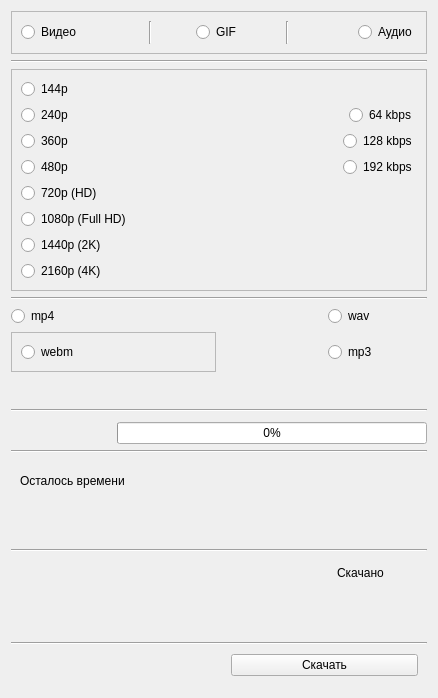
Above: formats.ui from xvideosman228/YoutubeVideoDownloader before the change. Below: the same form after it.
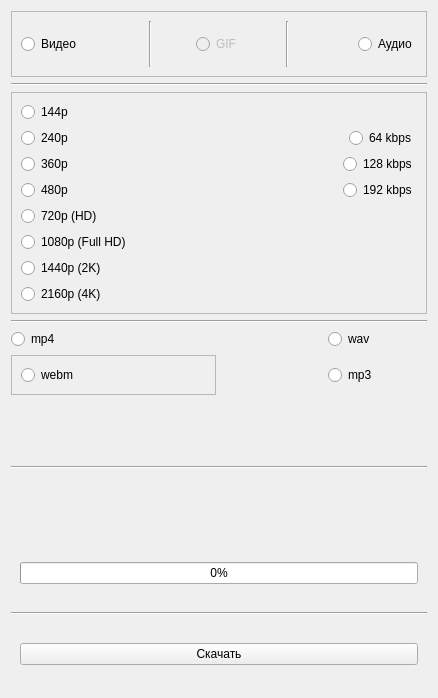
That is the form after the change.

What changed in the file:
```diff
--- a/formats.ui
+++ b/formats.ui
@@ -14,7 +14,21 @@
    <string>Форматы</string>
   </property>
   <layout class="QGridLayout" name="gridLayout">
-   <item row="13" column="2" colspan="2">
+   <item row="6" column="0" rowspan="2" colspan="4">
+    <widget class="Line" name="line">
+     <property name="orientation">
+      <enum>Qt::Orientation::Horizontal</enum>
+     </property>
+    </widget>
+   </item>
+   <item row="5" column="3">
+    <widget class="QRadioButton" name="radioMP3">
+     <property name="text">
+      <string>mp3</string>
+     </property>
+    </widget>
+   </item>
+   <item row="12" column="0" colspan="4">
     <widget class="QWidget" name="widget_4" native="true">
      <layout class="QGridLayout" name="gridLayout_3">
       <item row="0" column="0">
@@ -27,13 +41,6 @@
      </layout>
     </widget>
    </item>
-   <item row="7" column="1" colspan="3">
-    <widget class="QProgressBar" name="progressBar">
-     <property name="value">
-      <number>0</number>
-     </property>
-    </widget>
-   </item>
    <item row="0" column="0" colspan="4">
     <widget class="QFrame" name="typeFrame">
      <property name="frameShape">
@@ -59,6 +66,9 @@
       </item>
       <item alignment="Qt::AlignmentFlag::AlignHCenter">
        <widget class="QRadioButton" name="gifRadioButton">
+        <property name="enabled">
+         <bool>false</bool>
+        </property>
         <property name="text">
          <string>GIF</string>
         </property>
@@ -99,74 +109,6 @@
      </layout>
     </widget>
    </item>
-   <item row="1" column="0" colspan="4">
-    <widget class="Line" name="line_4">
-     <property name="orientation">
-      <enum>Qt::Orientation::Horizontal</enum>
-     </property>
-    </widget>
-   </item>
-   <item row="9" column="0" colspan="4">
-    <widget class="QWidget" name="widget" native="true">
-     <layout class="QHBoxLayout" name="horizontalLayout">
-      <item>
-       <widget class="QLabel" name="labelTimeLeft">
-        <property name="text">
-         <string>Осталось времени</string>
-        </property>
-       </widget>
-      </item>
-      <item>
-       <widget class="QLabel" name="timeLeft">
-        <property name="text">
-         <string/>
-        </property>
-       </widget>
-      </item>
-     </layout>
-    </widget>
-   </item>
-   <item row="11" column="3">
-    <widget class="QWidget" name="widget" native="true">
-     <layout class="QHBoxLayout" name="horizontalLayout_3">
-      <item>
-       <widget class="QLabel" name="labelDownload">
-        <property name="text">
-         <string>Скачано</string>
-        </property>
-       </widget>
-      </item>
-      <item>
-       <widget class="QLabel" name="downloaded">
-        <property name="text">
-         <string/>
-        </property>
-       </widget>
-      </item>
-     </layout>
-    </widget>
-   </item>
-   <item row="12" column="0" rowspan="2" colspan="4">
-    <widget class="Line" name="line_7">
-     <property name="orientation">
-      <enum>Qt::Orientation::Horizontal</enum>
-     </property>
-    </widget>
-   </item>
-   <item row="8" column="0" colspan="4">
-    <widget class="Line" name="line">
-     <property name="orientation">
-      <enum>Qt::Orientation::Horizontal</enum>
-     </property>
-    </widget>
-   </item>
-   <item row="10" column="0" rowspan="2" colspan="4">
-    <widget class="Line" name="line_5">
-     <property name="orientation">
-      <enum>Qt::Orientation::Horizontal</enum>
-     </property>
-    </widget>
-   </item>
    <item row="5" column="0" colspan="2">
     <widget class="QFrame" name="formatFrame">
      <property name="frameShape">
@@ -186,17 +128,17 @@
      </layout>
     </widget>
    </item>
-   <item row="6" column="0" rowspan="2" colspan="4">
-    <widget class="Line" name="line">
+   <item row="3" column="0" colspan="4">
+    <widget class="Line" name="line_3">
      <property name="orientation">
       <enum>Qt::Orientation::Horizontal</enum>
      </property>
     </widget>
    </item>
-   <item row="5" column="3">
-    <widget class="QRadioButton" name="radioMP3">
+   <item row="4" column="0">
+    <widget class="QRadioButton" name="radioMP4">
      <property name="text">
-      <string>mp3</string>
+      <string>mp4</string>
      </property>
     </widget>
    </item>
@@ -289,8 +231,15 @@
      </layout>
     </widget>
    </item>
-   <item row="3" column="0" colspan="4">
-    <widget class="Line" name="line_3">
+   <item row="11" column="0" colspan="4">
+    <widget class="Line" name="line">
+     <property name="orientation">
+      <enum>Qt::Orientation::Horizontal</enum>
+     </property>
+    </widget>
+   </item>
+   <item row="1" column="0" colspan="4">
+    <widget class="Line" name="line_4">
      <property name="orientation">
       <enum>Qt::Orientation::Horizontal</enum>
      </property>
@@ -303,11 +252,17 @@
      </property>
     </widget>
    </item>
-   <item row="4" column="0">
-    <widget class="QRadioButton" name="radioMP4">
-     <property name="text">
-      <string>mp4</string>
-     </property>
+   <item row="8" column="0" colspan="4">
+    <widget class="QWidget" name="widget" native="true">
+     <layout class="QGridLayout" name="gridLayout_2">
+      <item row="0" column="0">
+       <widget class="QProgressBar" name="progressBar">
+        <property name="value">
+         <number>0</number>
+        </property>
+       </widget>
+      </item>
+     </layout>
     </widget>
    </item>
   </layout>
```
